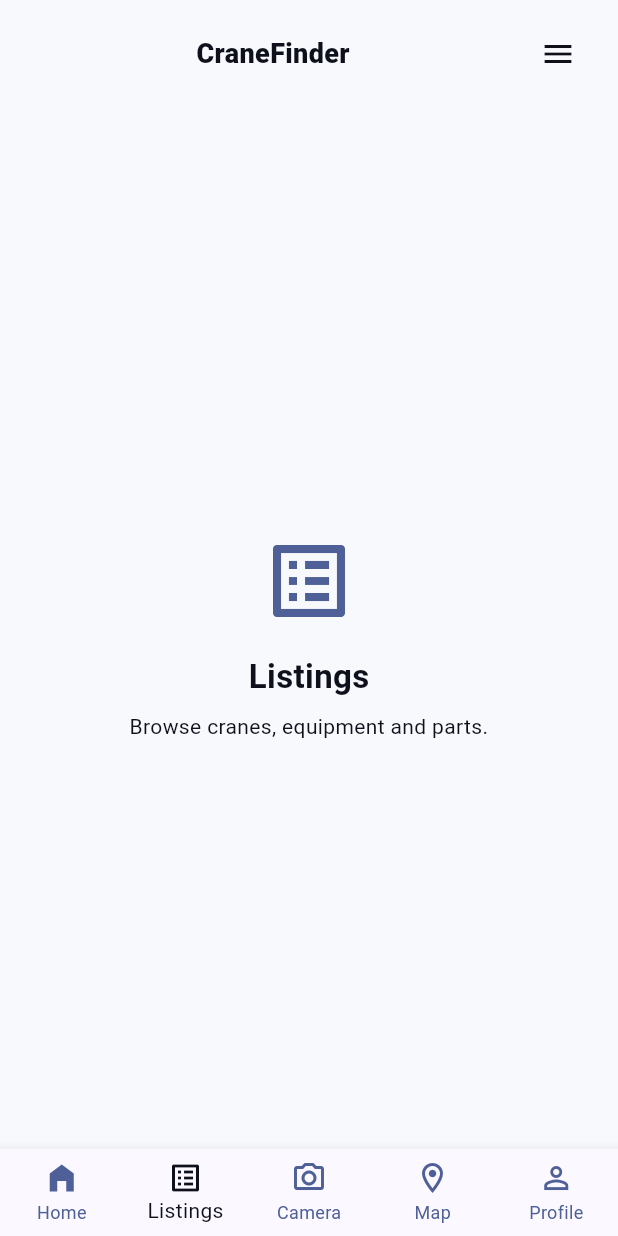
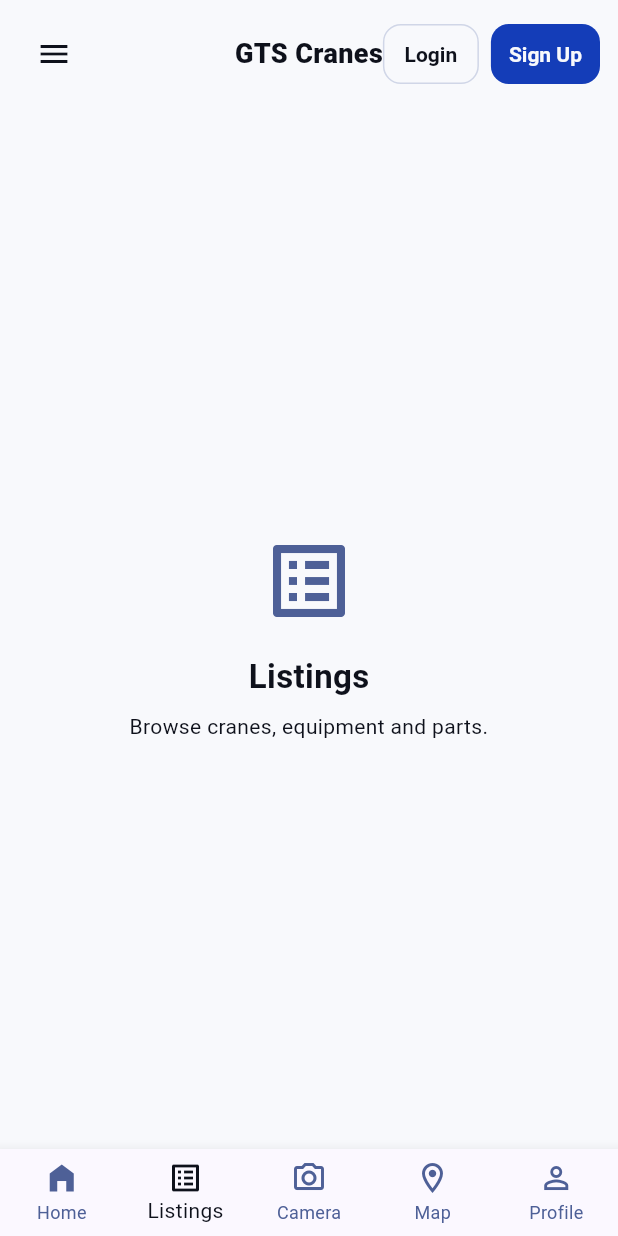
Before and after one commit to MuratAyar/gts-backend, a Flutter app: the screen it shows after launch, item 2 of the bottom bar chosen, on a phone screen of 412 x 824 dp. Run offline on Flutter 3.47's test engine with Material 3 defaults, Android fonts, the phone set to English and light mode, and no system bars; network calls fail.

Commit message:
login/sign up

```diff
--- a/gts_app/lib/main.dart
+++ b/gts_app/lib/main.dart
@@ -1,4 +1,5 @@
 import 'package:flutter/material.dart';
+import 'auth_gateway.dart';
 
 void main() => runApp(const CraneFinderApp());
 
@@ -8,7 +9,7 @@ class CraneFinderApp extends StatelessWidget {
   @override
   Widget build(BuildContext context) {
     return MaterialApp(
-      title: 'CraneFinder',
+      title: 'GTS Cranes',
       debugShowCheckedModeBanner: false,
       theme: ThemeData(
         useMaterial3: true,
@@ -344,28 +345,95 @@ class _HeaderBar extends StatelessWidget {
   Widget build(BuildContext context) {
     return Container(
       color: const Color(0xFFF8F9FC),
-      padding: const EdgeInsets.fromLTRB(16, 12, 16, 8),
-      child: Row(
+      padding: const EdgeInsets.fromLTRB(12, 12, 12, 8),
+      child: SizedBox(
+        height: 48,
+        child: Stack(
+          alignment: Alignment.center,
           children: [
-          const Spacer(),
-          const Text(
-            "CraneFinder",
+            // Sol: Menü
+            Align(
+              alignment: Alignment.centerLeft,
+              child: IconButton(
+                onPressed: onMenu,
+                icon: const Icon(Icons.menu, color: Color(0xFF0E111B)),
+                tooltip: 'Menu',
+              ),
+            ),
+
+            // Orta: Başlık
+            const Align(
+              alignment: Alignment.center,
+              child: Text(
+                "GTS Cranes", // <-- güncellendi
+                textAlign: TextAlign.center,
                 style: TextStyle(
                   color: Color(0xFF0E111B),
                   fontSize: 18,
                   fontWeight: FontWeight.w800,
                 ),
               ),
-          const Spacer(),
-          IconButton(
-            onPressed: onMenu,
-            icon: const Icon(Icons.menu, color: Color(0xFF0E111B)),
+            ),
+
+            // Sağ: Login / Sign Up
+            Align(
+              alignment: Alignment.centerRight,
+              child: Row(
+                mainAxisSize: MainAxisSize.min,
+                children: [
+                  OutlinedButton(
+                    style: OutlinedButton.styleFrom(
+                      side: const BorderSide(color: Color(0xFFD0D6E7)),
+                      foregroundColor: const Color(0xFF0E111B),
+                      padding: const EdgeInsets.symmetric(
+                          horizontal: 12, vertical: 10),
+                      shape: RoundedRectangleBorder(
+                        borderRadius: BorderRadius.circular(12),
+                      ),
+                      textStyle: const TextStyle(fontWeight: FontWeight.w700),
+                    ),
+                    onPressed: () {
+                      Navigator.of(context).push(
+                        MaterialPageRoute(
+                          builder: (_) => const AuthGatewayPage(), // login tab
+                        ),
+                      );
+                    },
+                    child: const Text('Login'),
+                  ),
+                  const SizedBox(width: 8),
+                  FilledButton(
+                    style: FilledButton.styleFrom(
+                      backgroundColor: const Color(0xFF143DB8),
+                      foregroundColor: Color(0xFFF8F9FC),
+                      padding: const EdgeInsets.symmetric(
+                          horizontal: 12, vertical: 10),
+                      shape: RoundedRectangleBorder(
+                        borderRadius: BorderRadius.circular(12),
+                      ),
+                      textStyle: const TextStyle(fontWeight: FontWeight.w700),
+                    ),
+                    onPressed: () {
+                      Navigator.of(context).push(
+                        MaterialPageRoute(
+                          builder: (_) =>
+                              const AuthGatewayPage(initialTab: 1), // Sign Up tab
+                        ),
+                      );
+                    },
+                    child: const Text('Sign Up'),
                   ),
                 ],
+              ),
+            ),
+          ],
+        ),
       ),
     );
   }
 }
+
+
 
 class _HeroSection extends StatelessWidget {
   final String title;
```
Also changed, not shown: gts_app/lib/auth_gateway.dart (added, +445 -0 lines). Lines whose indentation alone changed are shown as unchanged.
